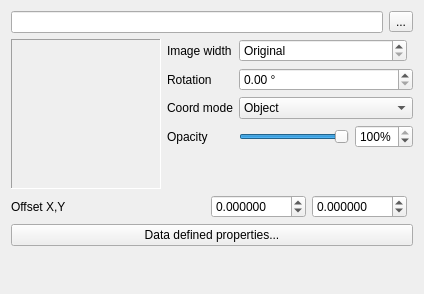
qgis/QGIS, file src/ui/symbollayer/widget_rasterfill.ui: the form before one commit.
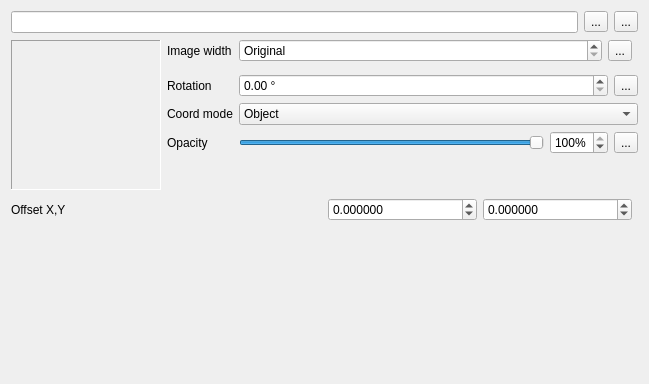
The form after the commit. Custom widgets are drawn as their Qt base class.

Diff of the .ui file:
```diff
--- a/src/ui/symbollayer/widget_rasterfill.ui
+++ b/src/ui/symbollayer/widget_rasterfill.ui
@@ -6,8 +6,8 @@
    <rect>
     <x>0</x>
     <y>0</y>
-    <width>424</width>
-    <height>294</height>
+    <width>649</width>
+    <height>384</height>
    </rect>
   </property>
   <property name="windowTitle">
@@ -26,10 +26,60 @@
        </property>
       </widget>
      </item>
+     <item>
+      <widget class="QgsDataDefinedButton" name="mFilenameDDBtn">
+       <property name="text">
+        <string>...</string>
+       </property>
+      </widget>
+     </item>
     </layout>
    </item>
    <item>
     <layout class="QGridLayout" name="gridLayout">
+     <item row="0" column="2">
+      <layout class="QHBoxLayout" name="horizontalLayout_2">
+       <item>
+        <widget class="QgsDoubleSpinBox" name="mWidthSpinBox">
+         <property name="sizePolicy">
+          <sizepolicy hsizetype="Minimum" vsizetype="Fixed">
+           <horstretch>1</horstretch>
+           <verstretch>0</verstretch>
+          </sizepolicy>
+         </property>
+         <property name="specialValueText">
+          <string>Original</string>
+         </property>
+         <property name="decimals">
+          <number>6</number>
+         </property>
+         <property name="maximum">
+          <double>99999999.000000000000000</double>
+         </property>
+         <property name="singleStep">
+          <double>0.200000000000000</double>
+         </property>
+        </widget>
+       </item>
+       <item>
+        <widget class="QgsDataDefinedButton" name="mWidthDDBtn">
+         <property name="text">
+          <string>...</string>
+         </property>
+        </widget>
+       </item>
+       <item>
+        <widget class="QgsUnitSelectionWidget" name="mWidthUnitWidget" native="true">
+         <property name="minimumSize">
+          <size>
+           <width>0</width>
+           <height>0</height>
+          </size>
+         </property>
+        </widget>
+       </item>
+      </layout>
+     </item>
      <item row="0" column="1">
       <widget class="QLabel" name="mTextureWidthLabel">
        <property name="text">
@@ -40,26 +90,30 @@
        </property>
       </widget>
      </item>
-     <item row="1" column="2">
-      <widget class="QgsDoubleSpinBox" name="mRotationSpinBox">
-       <property name="sizePolicy">
-        <sizepolicy hsizetype="Preferred" vsizetype="Fixed">
-         <horstretch>0</horstretch>
-         <verstretch>0</verstretch>
-        </sizepolicy>
+     <item row="4" column="1">
+      <widget class="QLabel" name="label">
+       <property name="text">
+        <string>Opacity</string>
        </property>
-       <property name="suffix">
-        <string> °</string>
-       </property>
-       <property name="maximum">
-        <double>360.000000000000000</double>
-       </property>
-       <property name="singleStep">
-        <double>0.500000000000000</double>
+       <property name="buddy">
+        <cstring>mSliderTransparency</cstring>
        </property>
       </widget>
      </item>
-     <item row="2" column="1">
+     <item row="5" column="2">
+      <spacer name="verticalSpacer">
+       <property name="orientation">
+        <enum>Qt::Vertical</enum>
+       </property>
+       <property name="sizeHint" stdset="0">
+        <size>
+         <width>20</width>
+         <height>0</height>
+        </size>
+       </property>
+      </spacer>
+     </item>
+     <item row="3" column="1">
       <widget class="QLabel" name="label_3">
        <property name="text">
         <string>Coord mode</string>
@@ -70,6 +124,36 @@
       </widget>
      </item>
      <item row="2" column="2">
+      <layout class="QHBoxLayout" name="horizontalLayout_7">
+       <item>
+        <widget class="QgsDoubleSpinBox" name="mRotationSpinBox">
+         <property name="sizePolicy">
+          <sizepolicy hsizetype="Preferred" vsizetype="Fixed">
+           <horstretch>0</horstretch>
+           <verstretch>0</verstretch>
+          </sizepolicy>
+         </property>
+         <property name="suffix">
+          <string> °</string>
+         </property>
+         <property name="maximum">
+          <double>360.000000000000000</double>
+         </property>
+         <property name="singleStep">
+          <double>0.500000000000000</double>
+         </property>
+        </widget>
+       </item>
+       <item>
+        <widget class="QgsDataDefinedButton" name="mRotationDDBtn">
+         <property name="text">
+          <string>...</string>
+         </property>
+        </widget>
+       </item>
+      </layout>
+     </item>
+     <item row="3" column="2">
       <widget class="QComboBox" name="cboCoordinateMode">
        <item>
         <property name="text">
@@ -83,17 +167,7 @@
        </item>
       </widget>
      </item>
-     <item row="1" column="1">
-      <widget class="QLabel" name="mRotationLabel">
-       <property name="text">
-        <string>Rotation</string>
-       </property>
-       <property name="buddy">
-        <cstring>mRotationSpinBox</cstring>
-       </property>
-      </widget>
-     </item>
-     <item row="0" column="0" rowspan="5">
+     <item row="0" column="0" rowspan="6">
       <widget class="QLabel" name="mLabelImagePreview">
        <property name="sizePolicy">
         <sizepolicy hsizetype="Fixed" vsizetype="Fixed">
@@ -124,37 +198,8 @@
        </property>
       </widget>
      </item>
-     <item row="0" column="2">
-      <layout class="QHBoxLayout" name="horizontalLayout_2">
-       <item>
-        <widget class="QgsDoubleSpinBox" name="mWidthSpinBox">
-         <property name="sizePolicy">
-          <sizepolicy hsizetype="Minimum" vsizetype="Fixed">
-           <horstretch>1</horstretch>
-           <verstretch>0</verstretch>
-          </sizepolicy>
-         </property>
-         <property name="specialValueText">
-          <string>Original</string>
-         </property>
-         <property name="decimals">
-          <number>6</number>
-         </property>
-         <property name="maximum">
-          <double>99999999.000000000000000</double>
-         </property>
-         <property name="singleStep">
-          <double>0.200000000000000</double>
-         </property>
-        </widget>
-       </item>
-       <item>
-        <widget class="QgsUnitSelectionWidget" name="mWidthUnitWidget" native="true"/>
-       </item>
-      </layout>
-     </item>
-     <item row="3" column="2">
-      <layout class="QHBoxLayout" name="horizontalLayout_3" stretch="1,0">
+     <item row="4" column="2">
+      <layout class="QHBoxLayout" name="horizontalLayout_3" stretch="1,0,0">
        <item>
         <widget class="QSlider" name="mSliderTransparency">
          <property name="sizePolicy">
@@ -190,31 +235,25 @@
          </property>
         </widget>
        </item>
+       <item>
+        <widget class="QgsDataDefinedButton" name="mOpacityDDBtn">
+         <property name="text">
+          <string>...</string>
+         </property>
+        </widget>
+       </item>
       </layout>
      </item>
-     <item row="3" column="1">
-      <widget class="QLabel" name="label">
+     <item row="2" column="1">
+      <widget class="QLabel" name="mRotationLabel">
        <property name="text">
-        <string>Opacity</string>
+        <string>Rotation</string>
        </property>
        <property name="buddy">
         <cstring>mSliderTransparency</cstring>
        </property>
       </widget>
      </item>
-     <item row="4" column="2">
-      <spacer name="verticalSpacer">
-       <property name="orientation">
-        <enum>Qt::Vertical</enum>
-       </property>
-       <property name="sizeHint" stdset="0">
-        <size>
-         <width>20</width>
-         <height>0</height>
-        </size>
-       </property>
-      </spacer>
-     </item>
     </layout>
    </item>
    <item>
@@ -282,19 +321,6 @@
      </item>
     </layout>
    </item>
-   <item>
-    <widget class="QPushButton" name="mDataDefinedPropertiesButton">
-     <property name="sizePolicy">
-      <sizepolicy hsizetype="Preferred" vsizetype="Fixed">
-       <horstretch>0</horstretch>
-       <verstretch>0</verstretch>
-      </sizepolicy>
-     </property>
-     <property name="text">
-      <string>Data defined properties...</string>
-     </property>
-    </widget>
-   </item>
    <item>
     <spacer name="verticalSpacer_2">
      <property name="orientation">
@@ -322,6 +348,11 @@
    <header>qgsunitselectionwidget.h</header>
    <container>1</container>
   </customwidget>
+  <customwidget>
+   <class>QgsDataDefinedButton</class>
+   <extends>QToolButton</extends>
+   <header>qgsdatadefinedbutton.h</header>
+  </customwidget>
  </customwidgets>
  <tabstops>
   <tabstop>mImageLineEdit</tabstop>
```
Left out of the diff: 15 changed lines with no effect on the pictures.
